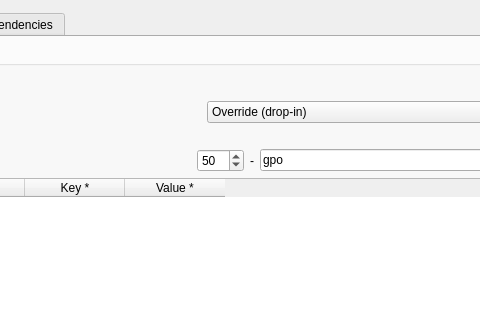
Qt form src/plugins/preferences/systemd/systemdwidget.ui (kiper220-alt/gpui) before a commit; both pictures show x 210 to 690 and y 0 to 320 of the 828 by 638 pixel window.
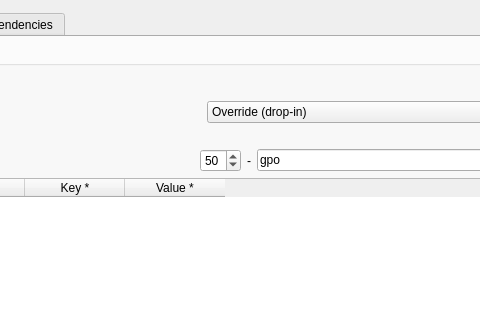
The same form after that commit. The open tabs and pages were chosen to show the change.

Commit message: fix: add UI validation guards for systemd preferences

```diff
--- a/src/plugins/preferences/systemd/systemdwidget.ui
+++ b/src/plugins/preferences/systemd/systemdwidget.ui
@@ -279,7 +279,7 @@
                <number>0</number>
               </property>
               <property name="maximum">
-               <number>999</number>
+               <number>99</number>
               </property>
               <property name="value">
                <number>50</number>
```
The commit also changes 3 other files.
